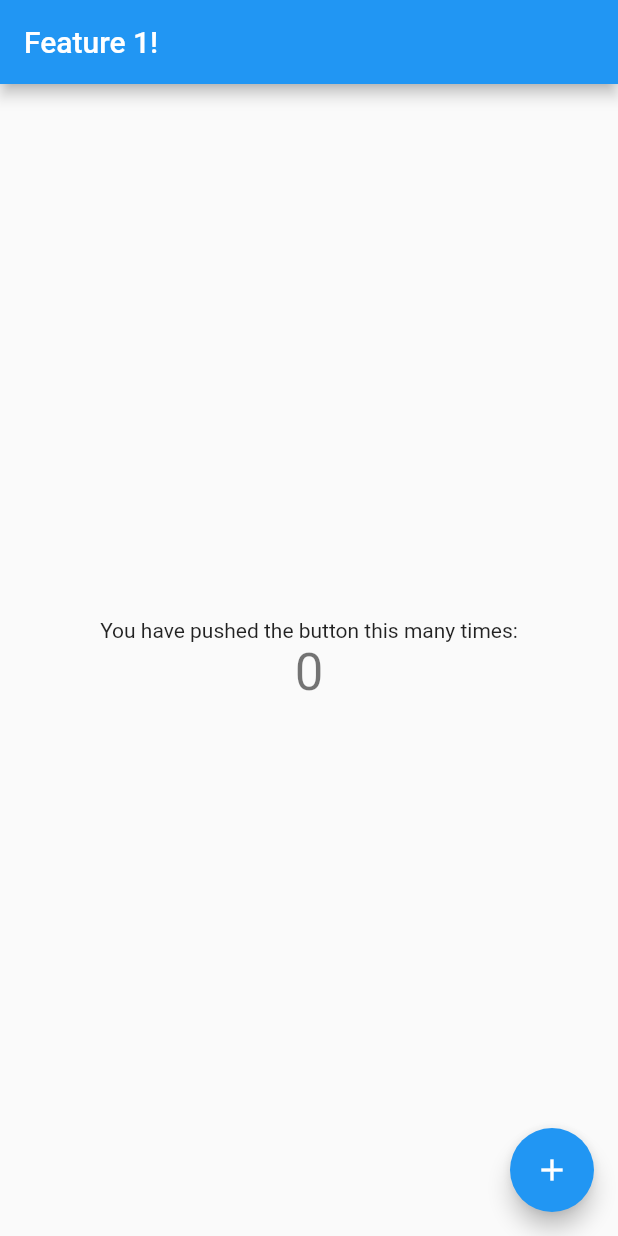
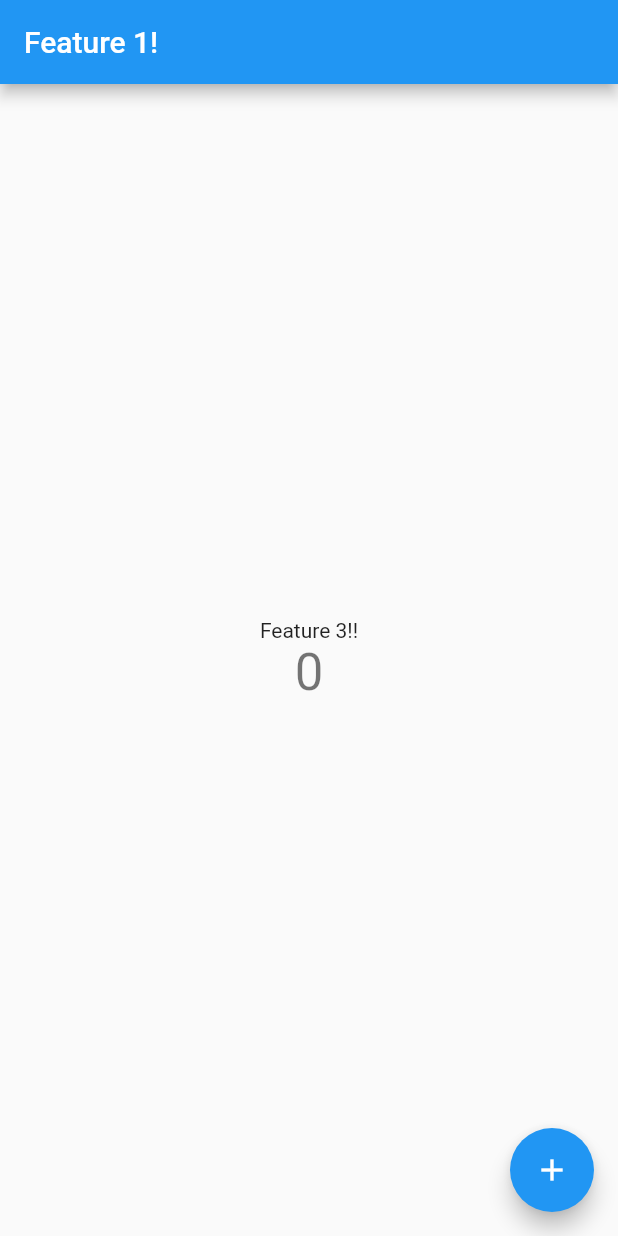
Before and after one commit to JakeSeo/git_flow_example, a Flutter app: the screen it shows after launch, on a phone screen of 412 x 824 dp. Run offline on Flutter 3.47's test engine with Material 2 defaults, Android fonts, the phone set to English and light mode, and no system bars.

Commit message:
feature3 > feature 3 applied!

```diff
--- a/lib/main.dart
+++ b/lib/main.dart
@@ -96,7 +96,7 @@ class _MyHomePageState extends State<MyHomePage> {
           mainAxisAlignment: MainAxisAlignment.center,
           children: <Widget>[
             const Text(
-              'You have pushed the button this many times:',
+              'Feature 3!!',
             ),
             Text(
               '$_counter',
```
